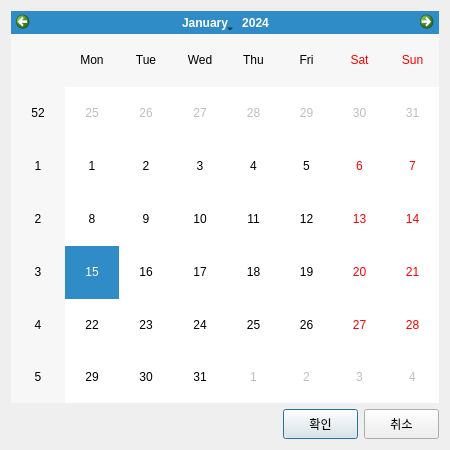
Old version of the form ui/calendar.ui in the repository sunshinetoyou/ArijiCC.
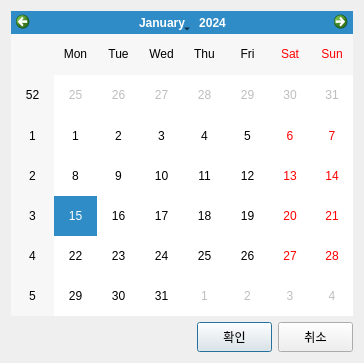
New version of the form.

```diff
--- a/ui/calendar.ui
+++ b/ui/calendar.ui
@@ -6,8 +6,8 @@
    <rect>
     <x>0</x>
     <y>0</y>
-    <width>450</width>
-    <height>450</height>
+    <width>364</width>
+    <height>363</height>
    </rect>
   </property>
   <property name="windowTitle">
```
Left out of the diff: 6 changed lines with no effect on the pictures.
